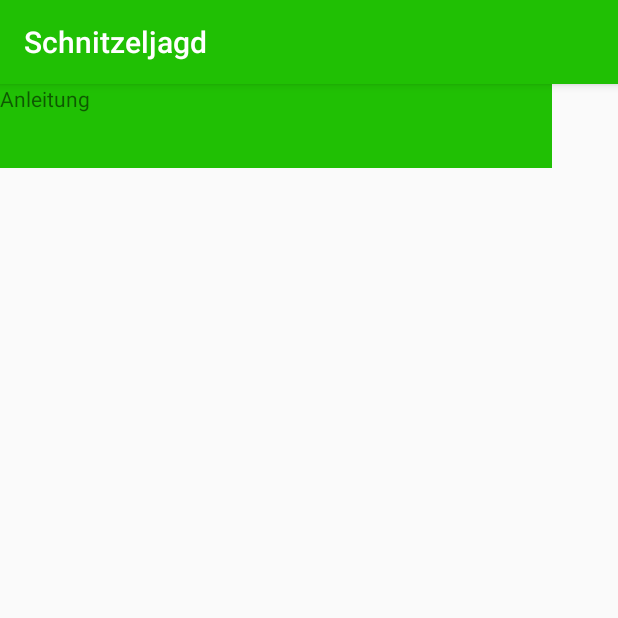
After one commit to leifii/Schnitzeljagd, an Android app: the Anleitung screen opened directly, with no data from a screen before it, on a phone screen of 412 x 824 dp, the top half of it. The commit adds this screen. Run offline under Robolectric (Android 15) with nearby library versions, the phone set to English and light mode, and no system bars.

Commit message:
Merge branch 'master' of https://github.com/leifii/Schnitzeljagd
# Conflicts:
#	app/src/main/AndroidManifest.xml

```diff
--- a/app/build.gradle
+++ b/app/build.gradle
@@ -25,12 +25,12 @@ dependencies {
     androidTestCompile('com.android.support.test.espresso:espresso-core:2.2.2', {
         exclude group: 'com.android.support', module: 'support-annotations'
     })
+
     compile 'com.android.support:appcompat-v7:25.3.1'
     compile 'com.android.support.constraint:constraint-layout:1.0.2'
     compile 'com.google.firebase:firebase-auth:11.0.2'
     compile 'com.android.support:support-v4:25.3.1'
     compile 'com.google.android.gms:play-services-maps:11.0.2'
     compile 'com.google.android.gms:play-services-location:11.0.2'
-
     testCompile 'junit:junit:4.12'
 }
--- /dev/null
+++ b/app/src/main/java/de/unidue/mse/thewesleycrusher/schnitzeljagd/Anleitung.java
@@ -0,0 +1,13 @@
+package de.unidue.mse.thewesleycrusher.schnitzeljagd;
+
+import android.support.v7.app.AppCompatActivity;
+import android.os.Bundle;
+
+public class Anleitung extends AppCompatActivity {
+
+    @Override
+    protected void onCreate(Bundle savedInstanceState) {
+        super.onCreate(savedInstanceState);
+        setContentView(R.layout.activity_anleitung);
+    }
+}
--- /dev/null
+++ b/app/src/main/res/layout/activity_anleitung.xml
@@ -0,0 +1,27 @@
+<?xml version="1.0" encoding="utf-8"?>
+<android.support.constraint.ConstraintLayout xmlns:android="http://schemas.android.com/apk/res/android"
+    xmlns:app="http://schemas.android.com/apk/res-auto"
+    xmlns:tools="http://schemas.android.com/tools"
+    android:layout_width="match_parent"
+    android:layout_height="match_parent"
+    tools:context="de.unidue.mse.thewesleycrusher.schnitzeljagd.Anleitung">
+
+    <android.support.v7.widget.Toolbar
+        android:id="@+id/toolbar2"
+        android:layout_width="368dp"
+        android:layout_height="wrap_content"
+        android:background="?attr/colorPrimary"
+        android:minHeight="?attr/actionBarSize"
+        android:theme="?attr/actionBarTheme"
+        tools:layout_editor_absoluteX="8dp"
+        tools:layout_editor_absoluteY="-91dp" />
+
+    <TextView
+        android:id="@+id/textView"
+        android:layout_width="368dp"
+        android:layout_height="423dp"
+        android:text="Anleitung"
+        tools:layout_editor_absoluteX="8dp"
+        tools:layout_editor_absoluteY="16dp" />
+
+</android.support.constraint.ConstraintLayout>
--- a/app/src/main/res/layout/activity_maps.xml
+++ b/app/src/main/res/layout/activity_maps.xml
@@ -6,4 +6,5 @@
     android:name="com.google.android.gms.maps.SupportMapFragment"
     android:layout_width="match_parent"
     android:layout_height="match_parent"
+
     tools:context="de.unidue.mse.thewesleycrusher.schnitzeljagd.MapsActivity" />
--- a/app/src/main/res/layout/activity_start.xml
+++ b/app/src/main/res/layout/activity_start.xml
@@ -53,11 +53,11 @@
                 tools:layout_editor_absoluteY="231dp" />
 
             <Button
-            android:id="@+id/button_einstellungen"
+            android:id="@+id/button_anleitung"
             android:layout_width="146dp"
             android:layout_height="wrap_content"
             android:layout_gravity="center"
-            android:text="Einstellungen"
+            android:text="Anleitung"
             tools:layout_editor_absoluteX="148dp"
             tools:layout_editor_absoluteY="500dp" />
 
```
Also changed, not shown: app/src/main/AndroidManifest.xml (+3 -9 lines), app/src/main/java/de/unidue/mse/thewesleycrusher/schnitzeljagd/MapsActivity.java (+17 -10 lines), app/src/main/java/de/unidue/mse/thewesleycrusher/schnitzeljagd/SettingsActivity.java (deleted, +0 -254 lines), app/src/main/java/de/unidue/mse/thewesleycrusher/schnitzeljagd/StartActivity.java (+4 -4 lines).
